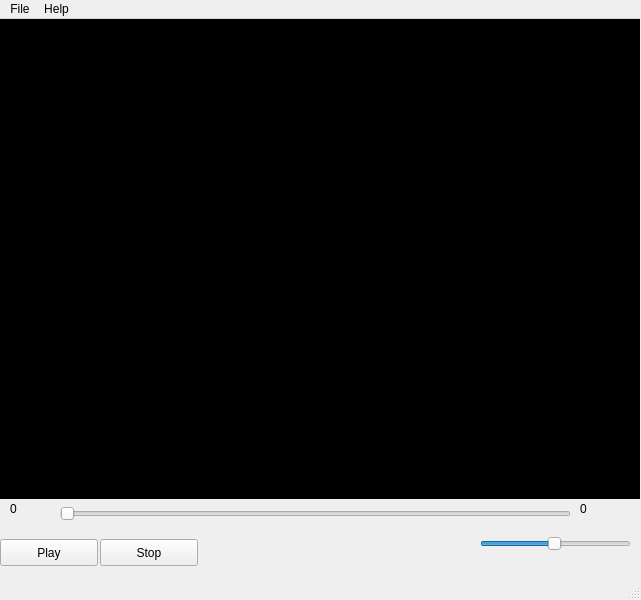
Qt form TheApp/clientUi.ui (krishna0512/drf) before a commit.
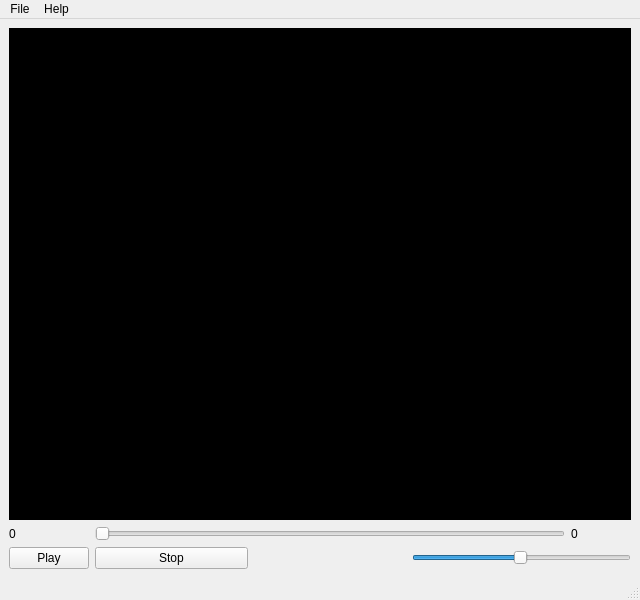
The same form after that commit.

```diff
--- a/TheApp/clientUi.ui
+++ b/TheApp/clientUi.ui
@@ -6,7 +6,7 @@
    <rect>
     <x>0</x>
     <y>0</y>
-    <width>641</width>
+    <width>640</width>
     <height>600</height>
    </rect>
   </property>
@@ -23,15 +23,9 @@
    <string/>
   </property>
   <widget class="QWidget" name="centralwidget">
+   <layout class="QGridLayout" name="gridLayout">
+    <item row="0" column="0" colspan="5">
    <widget class="QFrame" name="videoframe">
-    <property name="geometry">
-     <rect>
-      <x>0</x>
-      <y>0</y>
-      <width>640</width>
-      <height>480</height>
-     </rect>
-    </property>
     <property name="palette">
      <palette>
       <active>
@@ -106,15 +100,22 @@
      <enum>QFrame::Raised</enum>
     </property>
    </widget>
+    </item>
+    <item row="1" column="0">
+     <widget class="QLabel" name="watchedtime">
+      <property name="maximumSize">
+       <size>
+        <width>60</width>
+        <height>16777215</height>
+       </size>
+      </property>
+      <property name="text">
+       <string>0</string>
+      </property>
+     </widget>
+    </item>
+    <item row="1" column="1" colspan="3">
    <widget class="QSlider" name="timeslider">
-    <property name="geometry">
-     <rect>
-      <x>60</x>
-      <y>480</y>
-      <width>511</width>
-      <height>29</height>
-     </rect>
-    </property>
     <property name="toolTip">
      <string>Position</string>
     </property>
@@ -128,41 +129,22 @@
      <enum>Qt::Horizontal</enum>
     </property>
    </widget>
-   <widget class="QPushButton" name="playbutton">
-    <property name="geometry">
-     <rect>
-      <x>0</x>
-      <y>520</y>
-      <width>98</width>
-      <height>27</height>
-     </rect>
+    </item>
+    <item row="1" column="4">
+     <widget class="QLabel" name="fulltime">
+      <property name="maximumSize">
+       <size>
+        <width>60</width>
+        <height>16777215</height>
+       </size>
     </property>
     <property name="text">
-     <string>Play</string>
-    </property>
-   </widget>
-   <widget class="QPushButton" name="stopbutton">
-    <property name="geometry">
-     <rect>
-      <x>100</x>
-      <y>520</y>
-      <width>98</width>
-      <height>27</height>
-     </rect>
-    </property>
-    <property name="text">
-     <string>Stop</string>
-    </property>
-   </widget>
+       <string>0</string>
+      </property>
+     </widget>
+    </item>
+    <item row="2" column="3" colspan="2">
    <widget class="QSlider" name="volumeslider">
-    <property name="geometry">
-     <rect>
-      <x>480</x>
-      <y>510</y>
-      <width>151</width>
-      <height>29</height>
-     </rect>
-    </property>
     <property name="toolTip">
      <string>Volume</string>
     </property>
@@ -194,39 +176,29 @@
      <number>10</number>
     </property>
    </widget>
-   <widget class="QLabel" name="watchedtime">
-    <property name="geometry">
-     <rect>
-      <x>10</x>
-      <y>480</y>
-      <width>51</width>
-      <height>20</height>
-     </rect>
-    </property>
+    </item>
+    <item row="2" column="0">
+     <widget class="QPushButton" name="playbutton">
     <property name="text">
-     <string>0</string>
-    </property>
-   </widget>
-   <widget class="QLabel" name="fulltime">
-    <property name="geometry">
-     <rect>
-      <x>580</x>
-      <y>480</y>
-      <width>51</width>
-      <height>20</height>
-     </rect>
-    </property>
+       <string>Play</string>
+      </property>
+     </widget>
+    </item>
+    <item row="2" column="1">
+     <widget class="QPushButton" name="stopbutton">
     <property name="text">
-     <string>0</string>
-    </property>
-   </widget>
+       <string>Stop</string>
+      </property>
+     </widget>
+    </item>
+   </layout>
   </widget>
   <widget class="QMenuBar" name="menubar">
    <property name="geometry">
     <rect>
      <x>0</x>
      <y>0</y>
-     <width>641</width>
+     <width>640</width>
      <height>25</height>
     </rect>
    </property>
```
Left out of the diff: 1 changed line with no effect on the pictures. Lines whose indentation alone changed are shown as unchanged.
